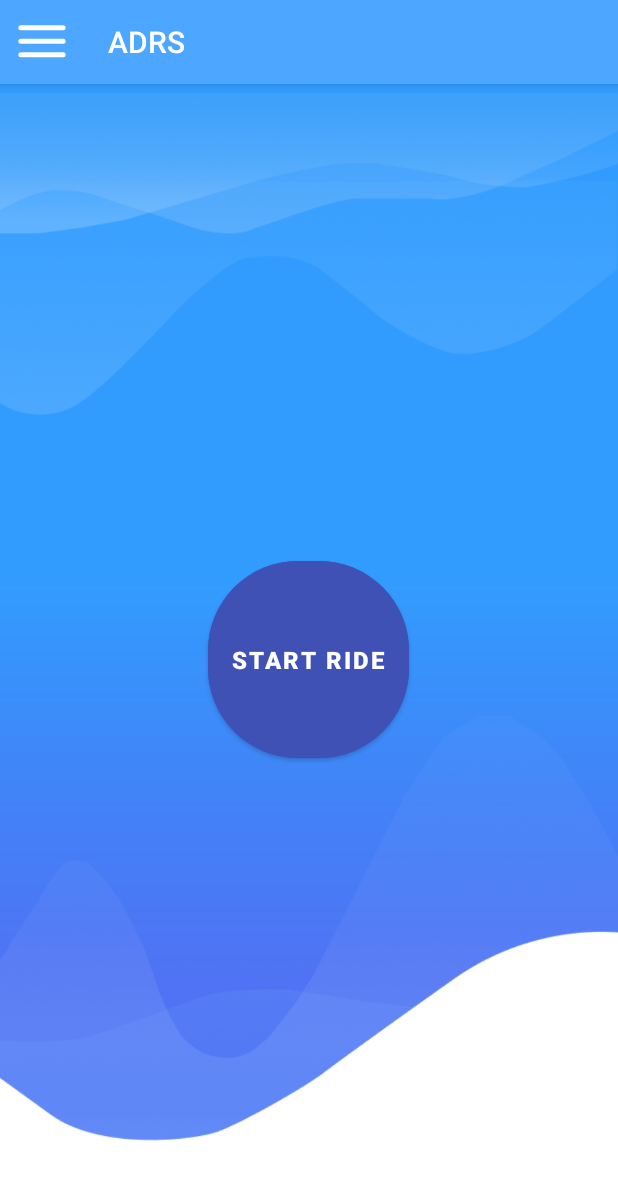
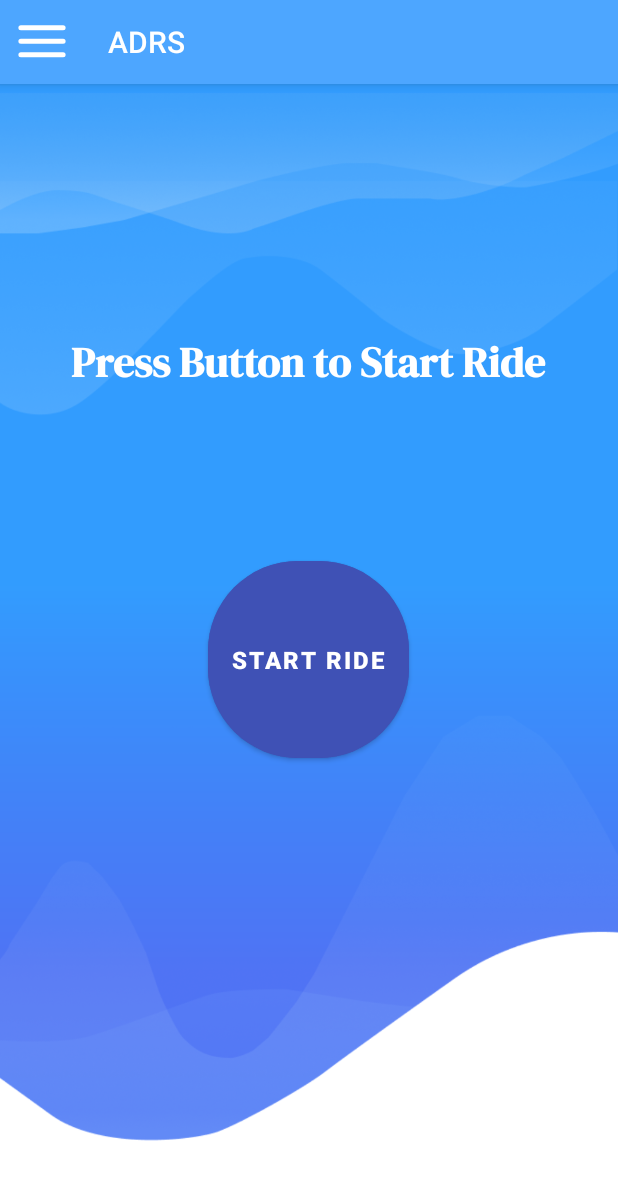
Before and after one commit to TahaTasleem/ADRS-FinalYearProject-MobileApp, an Android app: the fragment Home placed in its activity, on a phone screen of 412 x 824 dp. Shown: the top 1180 px of the screen. Run offline under Robolectric (Android 15) with nearby library versions, the phone set to English and light mode, and no system bars; 2 statements that could not run were skipped.

Commit message:
Final Changes

```diff
--- a/AccidentDetectionApp/app/src/main/java/com/example/accidentdetectionapp/ProfileUser.java
+++ b/AccidentDetectionApp/app/src/main/java/com/example/accidentdetectionapp/ProfileUser.java
@@ -172,6 +172,7 @@ public class ProfileUser extends Fragment {
                     @Override
                     public void onFailure(Call call, IOException e) {
                         call.cancel();
+                        Log.i("fail",e+"");
                     }
                     @Override
                     public void onResponse(Call call, Response response) throws IOException {
@@ -180,7 +181,7 @@ public class ProfileUser extends Fragment {
                             public void run() {
                                 Toast.makeText(getActivity(),"Data Updated Successfully!",Toast.LENGTH_SHORT).show();                            }
                         });
-                        Log.i("Success","response is"+response.body().string());
+                        Log.i("Success","response is"+response.toString());
                     }
                 });
             }
--- a/AccidentDetectionApp/app/src/main/java/com/example/accidentdetectionapp/relative_info.java
+++ b/AccidentDetectionApp/app/src/main/java/com/example/accidentdetectionapp/relative_info.java
@@ -40,7 +40,7 @@ public class relative_info extends Fragment {
     public String id,token,relativeid;
     public String firstName,lastName,cell,alternativeCell,relation2;
     EditText firstname,lastname,cellno,alternativecellno,relation;
-    Button updatebtn,delbtn;
+    Button updatebtn;
     public String url;
     private String getUrl,putUrl;
     private final OkHttpClient client = new OkHttpClient();
@@ -103,7 +103,7 @@ public class relative_info extends Fragment {
         alternativecellno = view.findViewById(R.id.alternativeno);
         relation = view.findViewById(R.id.rel);
         updatebtn = view.findViewById(R.id.updatebtn);
-        delbtn = view.findViewById(R.id.delbtn);
+//        delbtn = view.findViewById(R.id.delbtn);
 
         Request request = new Request.Builder().header("Cookie", "token="+token).url(getUrl+id).build();
         client.newCall(request).enqueue(new Callback() {
--- a/AccidentDetectionApp/app/src/main/java/com/example/accidentdetectionapp/relatives.java
+++ b/AccidentDetectionApp/app/src/main/java/com/example/accidentdetectionapp/relatives.java
@@ -130,7 +130,7 @@ public class relatives extends Fragment {
                         alternativeCell = jsonobject.getString("alternativeCell");
                         relation = jsonobject.getString("relation");
                         list.add(firstName);
-                        Log.i("l2", String.valueOf(list));
+//                        Log.i("l2", String.valueOf(list));
                     }
 
                 }
@@ -168,7 +168,6 @@ public class relatives extends Fragment {
                     String alt_cell = jsonobject.getString("alternativeCell");
                     String rel = jsonobject.getString("relation");
 
-
                     nameTextView.setText(name);
                     phoneTextView.setText(cell);
 
@@ -186,6 +185,7 @@ public class relatives extends Fragment {
                                         @Override
                                         public void run() {
                                             Toast.makeText(getActivity(),"Relative Deleted Successfully!",Toast.LENGTH_SHORT).show();
+                                            getActivity().recreate();
                                         }
                                     });
                                 }});
@@ -255,6 +255,7 @@ public class relatives extends Fragment {
                 Intent intent2 = new Intent(getActivity(),Relative_register.class);
                 intent2.putExtra("token",token);
                 intent2.putExtra("id",id);
+                intent2.putExtra("type","Relative");
                 startActivity(intent2);
             }
         });
--- a/AccidentDetectionApp/app/src/main/res/layout/activity_login.xml
+++ b/AccidentDetectionApp/app/src/main/res/layout/activity_login.xml
@@ -74,7 +74,7 @@
         android:id="@+id/login"
         android:layout_width="0dp"
         android:layout_height="wrap_content"
-        android:layout_marginTop="60dp"
+        android:layout_marginTop="32dp"
         android:background="@drawable/btn_bg"
         android:fontFamily="sans-serif-black"
         android:text="Login"
--- a/AccidentDetectionApp/app/src/main/res/layout/activity_main.xml
+++ b/AccidentDetectionApp/app/src/main/res/layout/activity_main.xml
@@ -35,9 +35,35 @@
             android:id="@+id/framelayout"
             android:layout_width="match_parent"
             android:layout_height="match_parent"
-            android:layout_below="@+id/appbarlayout">
+            android:layout_below="@+id/appbarlayout"
+            android:background="@drawable/bg_3"
+            >
 
+            <TextView
+                android:id="@+id/text1"
+                android:layout_width="wrap_content"
+                android:layout_height="wrap_content"
+                android:layout_gravity="center_horizontal"
+                android:layout_marginTop="200dp"
+                android:fontFamily="@font/dm_serif_display"
+                android:padding="16dp"
+                android:text="Welcome To ADRS App"
+                android:textColor="@color/white"
+                android:textSize="28sp"
+                android:textStyle="bold" />
 
+            <TextView
+                android:id="@+id/text2"
+                android:layout_width="wrap_content"
+                android:layout_height="wrap_content"
+                android:layout_gravity="center_horizontal"
+                android:layout_marginTop="280dp"
+                android:fontFamily="sans-serif"
+                android:padding="16dp"
+                android:text="To use this application, go to the Home page by clicking on the menu, located at the top left of the page"
+                android:textAlignment="center"
+                android:textColor="@color/white"
+                android:textSize="20sp" />
         </FrameLayout>
 
     </RelativeLayout>
--- a/AccidentDetectionApp/app/src/main/res/layout/activity_splash.xml
+++ b/AccidentDetectionApp/app/src/main/res/layout/activity_splash.xml
@@ -26,7 +26,8 @@
         android:layout_height="wrap_content"
         android:layout_below="@+id/appsplash"
         android:layout_centerInParent="true"
-        android:text="Accident Detection and Reporting"
+        android:text="Accident Detection and Reporting System"
+        android:textAlignment="center"
         android:textColor="@color/black"
         android:textSize="22sp"
         android:textStyle="bold"
--- a/AccidentDetectionApp/app/src/main/res/layout/fragment_home.xml
+++ b/AccidentDetectionApp/app/src/main/res/layout/fragment_home.xml
@@ -8,6 +8,20 @@
     tools:context=".Home">
 
     <!-- TODO: Update blank fragment layout -->
+
+    <TextView
+        android:id="@+id/text_start"
+        android:layout_width="wrap_content"
+        android:layout_height="wrap_content"
+        android:layout_gravity="center_horizontal"
+        android:layout_marginTop="150dp"
+        android:fontFamily="@font/dm_serif_display"
+        android:padding="16dp"
+        android:text="Press Button to Start Ride"
+        android:textColor="@color/white"
+        android:textSize="28sp"
+        android:textStyle="bold" />
+
     <Button
         android:id="@+id/startride"
         android:layout_width="wrap_content"
--- a/AccidentDetectionApp/app/src/main/res/layout/fragment_profile_user.xml
+++ b/AccidentDetectionApp/app/src/main/res/layout/fragment_profile_user.xml
@@ -31,6 +31,8 @@
                 app:layout_constraintTop_toTopOf="parent"
                 app:layout_constraintVertical_bias="0.072" />
 
+
+
             <EditText
                 android:id="@+id/username"
                 android:layout_width="0dp"
@@ -41,6 +43,7 @@
                 android:background="@drawable/input_bg"
                 android:drawableLeft="@drawable/ic_person"
                 android:drawablePadding="10dp"
+                android:editable="false"
                 android:ems="10"
                 android:hint="Username"
                 android:inputType="textPersonName"
--- a/AccidentDetectionApp/app/src/main/res/layout/fragment_relative_register.xml
+++ b/AccidentDetectionApp/app/src/main/res/layout/fragment_relative_register.xml
@@ -91,7 +91,7 @@
                 android:drawablePadding="10dp"
                 android:ems="10"
                 android:hint="Phone Number"
-                android:inputType="number"
+                android:inputType="text"
                 android:minHeight="48dp"
                 android:paddingLeft="20dp"
                 android:paddingTop="10dp"
--- a/AccidentDetectionApp/app/src/main/res/layout/fragment_timer.xml
+++ b/AccidentDetectionApp/app/src/main/res/layout/fragment_timer.xml
@@ -16,7 +16,7 @@
             android:layout_alignParentTop="true"
             android:layout_centerInParent="true"
             android:layout_centerVertical="true"
-            android:layout_marginTop="150dp"
+            android:layout_marginTop="135dp"
             android:text="Timer"
             android:textSize="34sp"
             android:padding="16dp"
--- a/AccidentDetectionApp/app/src/main/res/values/preloaded_fonts.xml
+++ b/AccidentDetectionApp/app/src/main/res/values/preloaded_fonts.xml
@@ -2,5 +2,6 @@
 <resources>
     <array name="preloaded_fonts" translatable="false">
         <item>@font/dm_serif_display</item>
+        <item>@font/kalam</item>
     </array>
 </resources>
```
Also changed, not shown: AccidentDetectionApp/app/src/main/java/com/example/accidentdetectionapp/Home.java (+8 -2 lines), AccidentDetectionApp/app/src/main/java/com/example/accidentdetectionapp/Login.java (+11 -12 lines), AccidentDetectionApp/app/src/main/java/com/example/accidentdetectionapp/Relative_register.java (+37 -15 lines), AccidentDetectionApp/app/src/main/java/com/example/accidentdetectionapp/Timer.java (+26 -2 lines), AccidentDetectionApp/app/src/main/res/font/kalam.xml (added, +7 -0 lines), AccidentDetectionApp/app/src/main/res/layout/activity_relative_register.xml (+61 -9 lines), AccidentDetectionApp/app/src/main/res/values/strings.xml (+8 -0 lines), 1 other file.
